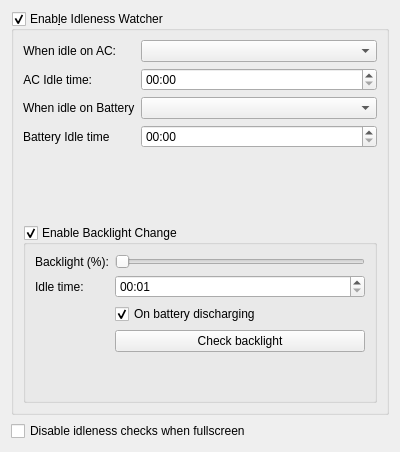
First picture: the form in config/idlenesswatchersettings.ui, repository lxqt/lxqt-powermanagement, before the edit.
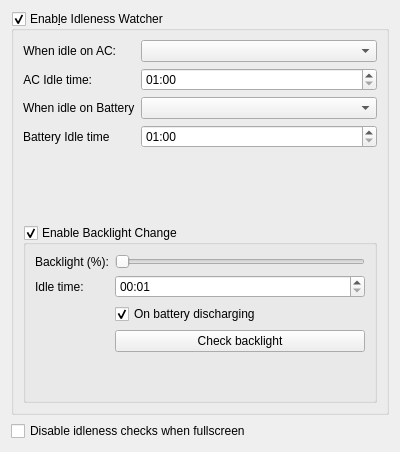
Second picture: the form after the edit.

Commit message:
Fixed reading of legacy setting
It was misread by https://github.com/lxqt/lxqt-powermanagement/commit/8140ef538ee7e65ff7b51b293194e6dee45011c5

I also changed the signal `timeChanged` to `editingFinished` for time-edits to prevent a continuous writing to the config file when the user changes the time with mouse wheel.

Fixes https://github.com/lxqt/lxqt-powermanagement/issues/238

The edit to the form file:
```diff
--- a/config/idlenesswatchersettings.ui
+++ b/config/idlenesswatchersettings.ui
@@ -60,7 +60,17 @@
         <item row="1" column="1">
          <widget class="QTimeEdit" name="idleACTimeEdit">
           <property name="toolTip">
-           <string>Minutes:Seconds (min: 00:30)</string>
+           <string>Minutes:Seconds (min: 01:30)</string>
+          </property>
+          <property name="minimumDateTime">
+           <datetime>
+            <hour>0</hour>
+            <minute>1</minute>
+            <second>0</second>
+            <year>2000</year>
+            <month>1</month>
+            <day>1</day>
+           </datetime>
           </property>
           <property name="displayFormat">
            <string>mm:ss</string>
@@ -84,7 +94,17 @@
         <item row="3" column="1">
          <widget class="QTimeEdit" name="idleBatteryTimeEdit">
           <property name="toolTip">
-           <string>Minutes:Seconds (min: 00:30)</string>
+           <string>Minutes:Seconds (min: 01:30)</string>
+          </property>
+          <property name="minimumDateTime">
+           <datetime>
+            <hour>0</hour>
+            <minute>1</minute>
+            <second>0</second>
+            <year>2000</year>
+            <month>1</month>
+            <day>1</day>
+           </datetime>
           </property>
           <property name="displayFormat">
            <string>mm:ss</string>
```
The commit also changes 2 other files.
